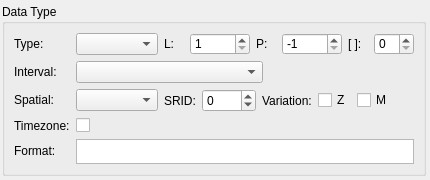
Above: libpgmodeler_ui/ui/pgsqltypewidget.ui from pgmodeler/pgmodeler before the change. Below: the same form after it.
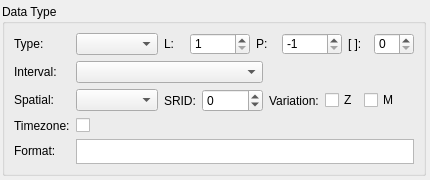
That is the form after the change.

Diff of the .ui file:
```diff
--- a/libpgmodeler_ui/ui/pgsqltypewidget.ui
+++ b/libpgmodeler_ui/ui/pgsqltypewidget.ui
@@ -129,7 +129,7 @@
            <number>-1</number>
           </property>
           <property name="maximum">
-           <number>9999</number>
+           <number>99999</number>
           </property>
          </widget>
         </item>
```
